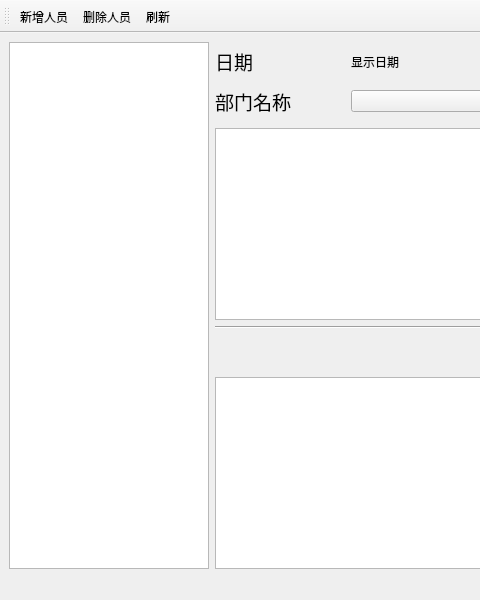
Old version of the form qtdesigner/人员基本信息维护.ui in the repository zhihao2020/MaterialManagement; both pictures show x 0 to 480 and y 0 to 600 of the 1261 by 600 pixel window.
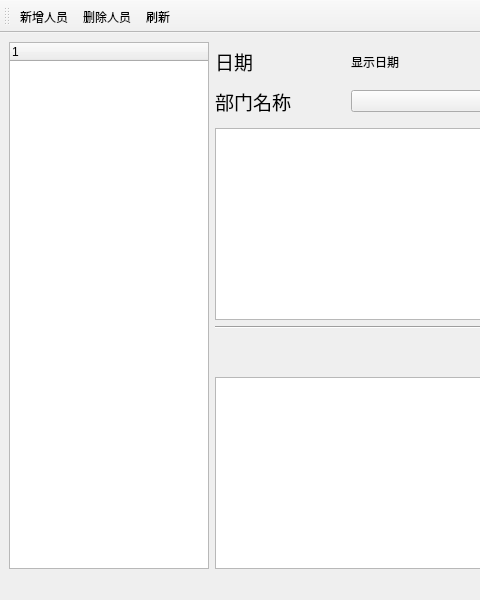
New version of the form.

Commit message: add tree struct

```diff
--- a/qtdesigner/人员基本信息维护.ui
+++ b/qtdesigner/人员基本信息维护.ui
@@ -18,7 +18,7 @@
     <item>
      <layout class="QHBoxLayout" name="horizontalLayout_3">
       <item>
-       <widget class="QTableWidget" name="tableWidget">
+       <widget class="QTreeWidget" name="treeWidget">
         <property name="maximumSize">
          <size>
           <width>200</width>
```
The commit also changes 3 other files.
